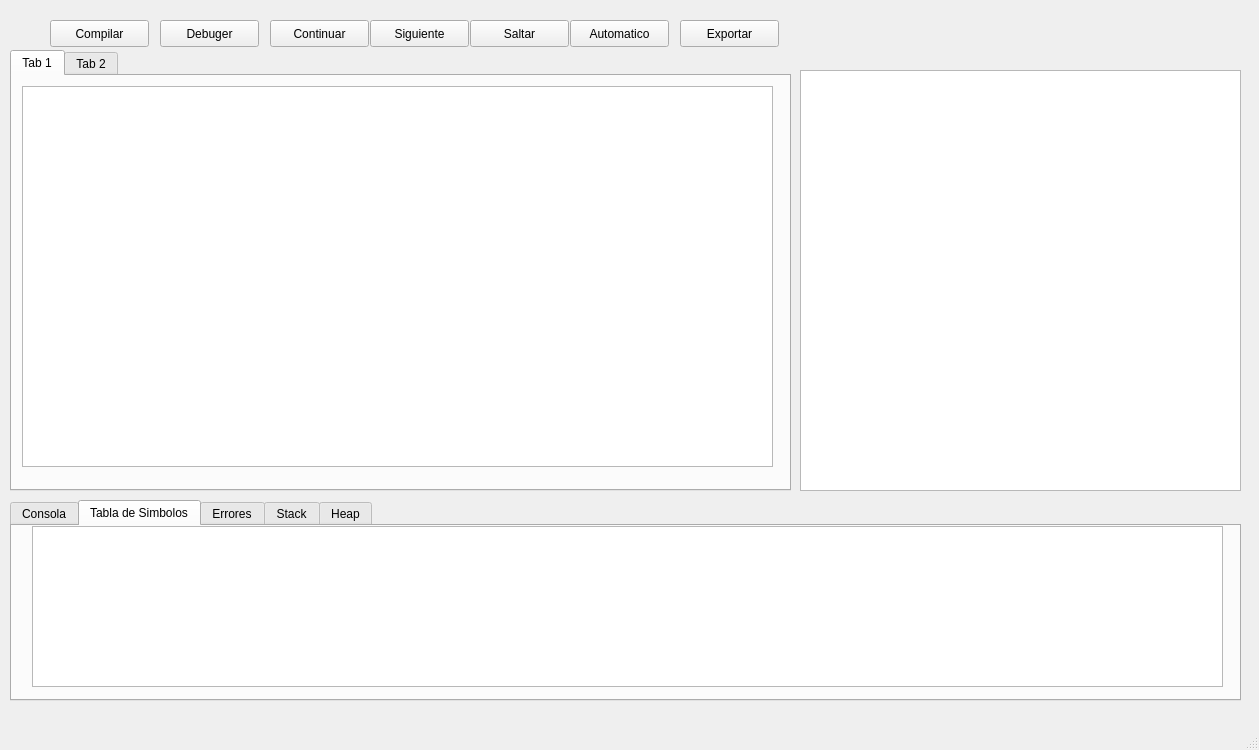
Before: the Qt Designer form proyecto2/editor.ui in ErickTejaxun/coline, drawn with Qt 5.
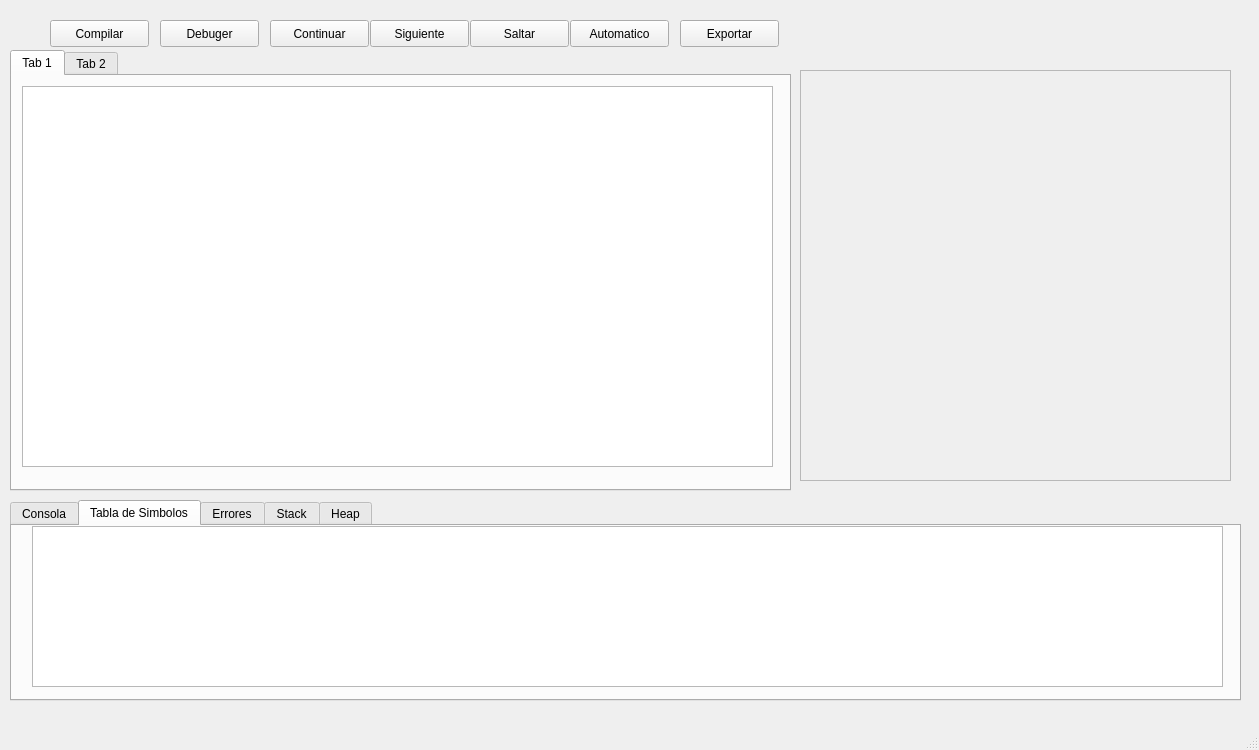
After: the same form once the commit is applied.

```diff
--- a/proyecto2/editor.ui
+++ b/proyecto2/editor.ui
@@ -138,16 +138,6 @@
      <string>Exportar</string>
     </property>
    </widget>
-   <widget class="QTextEdit" name="txt3D">
-    <property name="geometry">
-     <rect>
-      <x>800</x>
-      <y>70</y>
-      <width>441</width>
-      <height>421</height>
-     </rect>
-    </property>
-   </widget>
    <widget class="QTabWidget" name="tabWidget_2">
     <property name="geometry">
      <rect>
@@ -236,6 +226,29 @@
      </widget>
     </widget>
    </widget>
+   <widget class="QScrollArea" name="scrollArea">
+    <property name="geometry">
+     <rect>
+      <x>800</x>
+      <y>70</y>
+      <width>431</width>
+      <height>411</height>
+     </rect>
+    </property>
+    <property name="widgetResizable">
+     <bool>true</bool>
+    </property>
+    <widget class="QWidget" name="scrollAreaWidgetContents">
+     <property name="geometry">
+      <rect>
+       <x>0</x>
+       <y>0</y>
+       <width>429</width>
+       <height>409</height>
+      </rect>
+     </property>
+    </widget>
+   </widget>
   </widget>
   <widget class="QMenuBar" name="menubar">
    <property name="geometry">
```
Left out of the diff: 2 changed lines with no effect on the pictures.
